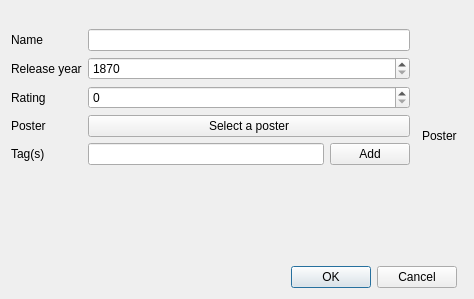
AmbreM71/MovieManager, file Dialogs/EditMovieDialog.ui: the form before one commit.
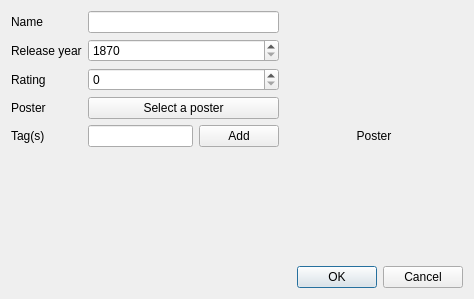
The form after the commit.

Commit message: [Custom columns] Implement custom columns when editing a movie

```diff
--- a/Dialogs/EditMovieDialog.ui
+++ b/Dialogs/EditMovieDialog.ui
@@ -13,8 +13,8 @@
   <property name="windowTitle">
    <string/>
   </property>
-  <layout class="QGridLayout" name="gridLayout">
-   <item row="13" column="0" colspan="4">
+  <layout class="QGridLayout" name="gridLayout" columnstretch="6,4">
+   <item row="1" column="0" colspan="2">
     <widget class="QDialogButtonBox" name="ButtonBox">
      <property name="orientation">
       <enum>Qt::Horizontal</enum>
@@ -24,21 +24,26 @@
      </property>
     </widget>
    </item>
-   <item row="7" column="0">
-    <widget class="QLabel" name="TagsLabel">
-     <property name="text">
-      <string>Tag(s)</string>
-     </property>
-    </widget>
-   </item>
-   <item row="6" column="0">
-    <widget class="QLabel" name="PosterTextLabel">
+   <item row="0" column="1">
+    <widget class="QLabel" name="PosterLabel">
      <property name="text">
       <string>Poster</string>
      </property>
+     <property name="alignment">
+      <set>Qt::AlignCenter</set>
+     </property>
     </widget>
    </item>
-   <item row="8" column="0" colspan="5">
+   <item row="0" column="0">
+    <layout class="QGridLayout" name="FormLayout">
+     <item row="2" column="1">
+      <widget class="QSpinBox" name="RatingInput">
+       <property name="maximum">
+        <number>10</number>
+       </property>
+      </widget>
+     </item>
+     <item row="7" column="0" colspan="2">
     <spacer name="verticalSpacer">
      <property name="orientation">
       <enum>Qt::Vertical</enum>
@@ -51,7 +56,7 @@
      </property>
     </spacer>
    </item>
-   <item row="6" column="0" colspan="3">
+     <item row="6" column="0" colspan="2">
     <layout class="QHBoxLayout" name="TagsLayout">
      <item>
       <spacer name="horizontalSpacer">
@@ -68,35 +73,24 @@
      </item>
     </layout>
    </item>
-   <item row="7" column="1">
-    <widget class="QWidget" name="widget" native="true">
-     <layout class="QHBoxLayout" name="horizontalLayout">
-      <property name="leftMargin">
-       <number>0</number>
-      </property>
-      <property name="topMargin">
-       <number>0</number>
-      </property>
-      <property name="rightMargin">
-       <number>0</number>
-      </property>
-      <property name="bottomMargin">
-       <number>0</number>
-      </property>
-      <item>
-       <widget class="QLineEdit" name="TagsInput"/>
-      </item>
-      <item>
-       <widget class="QPushButton" name="TagsAddButton">
+     <item row="0" column="0">
+      <widget class="QLabel" name="NameLabel">
+       <property name="text">
+        <string>Name</string>
+       </property>
+      </widget>
+     </item>
+     <item row="5" column="0">
+      <widget class="QLabel" name="TagsLabel">
         <property name="text">
-         <string>Add</string>
+        <string>Tag(s)</string>
         </property>
        </widget>
       </item>
-     </layout>
-    </widget>
-   </item>
-   <item row="4" column="1">
+     <item row="0" column="1">
+      <widget class="QLineEdit" name="NameInput"/>
+     </item>
+     <item row="1" column="1">
     <widget class="QSpinBox" name="ReleaseYearInput">
      <property name="minimum">
       <number>1870</number>
@@ -106,31 +100,28 @@
      </property>
     </widget>
    </item>
-   <item row="4" column="0">
+     <item row="5" column="1">
+      <layout class="QHBoxLayout" name="TagsInputLayout">
+       <item>
+        <widget class="QLineEdit" name="TagsInput"/>
+       </item>
+       <item>
+        <widget class="QPushButton" name="TagsAddButton">
+         <property name="text">
+          <string>Add</string>
+         </property>
+        </widget>
+       </item>
+      </layout>
+     </item>
+     <item row="1" column="0">
     <widget class="QLabel" name="ReleaseYearLabel">
      <property name="text">
       <string>Release year</string>
      </property>
     </widget>
    </item>
-   <item row="6" column="1">
-    <widget class="QPushButton" name="PosterButton">
-     <property name="text">
-      <string>Select a poster</string>
-     </property>
-    </widget>
-   </item>
-   <item row="0" column="3" rowspan="12">
-    <widget class="QLabel" name="PosterLabel">
-     <property name="text">
-      <string>Poster</string>
-     </property>
-    </widget>
-   </item>
-   <item row="3" column="1">
-    <widget class="QLineEdit" name="NameInput"/>
-   </item>
-   <item row="5" column="0">
+     <item row="2" column="0">
     <widget class="QLabel" name="RatingLabel">
      <property name="text">
       <string>Rating</string>
@@ -138,20 +129,28 @@
     </widget>
    </item>
    <item row="3" column="0">
-    <widget class="QLabel" name="NameLabel">
+      <widget class="QLabel" name="PosterTextLabel">
      <property name="text">
-      <string>Name</string>
+        <string>Poster</string>
      </property>
     </widget>
    </item>
-   <item row="5" column="1">
-    <widget class="QSpinBox" name="RatingInput">
-     <property name="maximum">
-      <number>10</number>
+     <item row="3" column="1">
+      <widget class="QPushButton" name="PosterButton">
+       <property name="text">
+        <string>Select a poster</string>
      </property>
     </widget>
    </item>
-  </layout>
+     <item row="4" column="0">
+      <layout class="QVBoxLayout" name="CustomColumnsLabelLayout"/>
+     </item>
+     <item row="4" column="1">
+      <layout class="QVBoxLayout" name="CustomColumnsInputLayout"/>
+     </item>
+    </layout>
+   </item>
+  </layout>
  </widget>
  <tabstops>
   <tabstop>NameInput</tabstop>
```
Left out of the diff: 7 changed lines with no effect on the pictures. Lines whose indentation alone changed are shown as unchanged. The commit also changes 3 other files.
